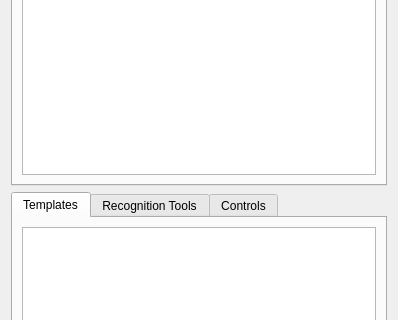
nyxrobotics/affordance_template, file rviz_affordance_template_panel/ui/rviz_affordance_template_panel.ui: the form before one commit; both pictures show x 0 to 398 and y 269 to 589 of the 398 by 944 pixel window.
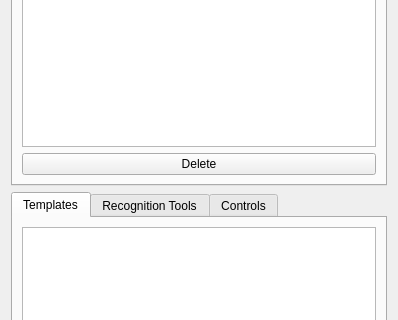
The form after the commit. The open tabs and pages were chosen to show the change. Icons and pictures are not drawn.

Diff of the .ui file:
```diff
--- a/rviz_affordance_template_panel/ui/rviz_affordance_template_panel.ui
+++ b/rviz_affordance_template_panel/ui/rviz_affordance_template_panel.ui
@@ -763,6 +763,13 @@
            </property>
           </widget>
          </item>
+         <item row="2" column="0">
+          <widget class="QPushButton" name="delete_template_button">
+           <property name="text">
+            <string>Delete</string>
+           </property>
+          </widget>
+         </item>
         </layout>
        </item>
       </layout>
```
Left out of the diff: 2 changed lines with no effect on the pictures.
